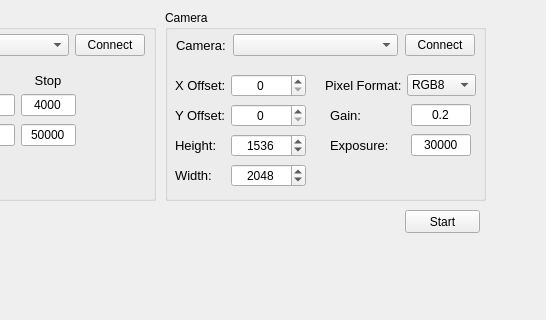
First picture: the form in capture_gui/src/capture_gui.ui, repository NSWC-Crane/passive_range, before the edit; both pictures show x 175 to 721 and y 0 to 320 of the 721 by 600 pixel window.
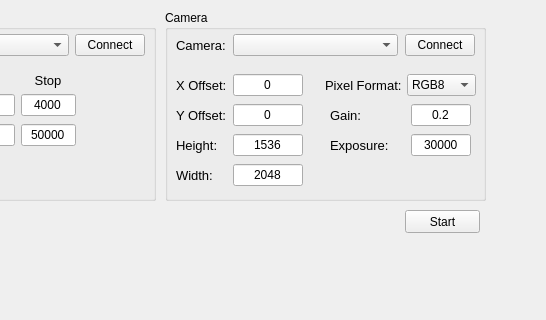
Second picture: the form after the edit.

Commit message: change of input type

```diff
--- a/capture_gui/src/capture_gui.ui
+++ b/capture_gui/src/capture_gui.ui
@@ -460,22 +460,25 @@
        </widget>
       </item>
       <item>
-       <widget class="QSpinBox" name="width">
+       <widget class="QLineEdit" name="width">
         <property name="minimumSize">
          <size>
-          <width>40</width>
+          <width>70</width>
           <height>0</height>
          </size>
         </property>
+        <property name="maximumSize">
+         <size>
+          <width>70</width>
+          <height>16777215</height>
+         </size>
+        </property>
+        <property name="text">
+         <string>2048</string>
+        </property>
         <property name="alignment">
          <set>Qt::AlignCenter</set>
         </property>
-        <property name="maximum">
-         <number>4096</number>
-        </property>
-        <property name="value">
-         <number>2048</number>
-        </property>
        </widget>
       </item>
      </layout>
@@ -573,22 +576,25 @@
        </widget>
       </item>
       <item>
-       <widget class="QSpinBox" name="height">
+       <widget class="QLineEdit" name="height">
         <property name="minimumSize">
          <size>
-          <width>40</width>
+          <width>70</width>
           <height>0</height>
          </size>
         </property>
+        <property name="maximumSize">
+         <size>
+          <width>70</width>
+          <height>16777215</height>
+         </size>
+        </property>
+        <property name="text">
+         <string>1536</string>
+        </property>
         <property name="alignment">
          <set>Qt::AlignCenter</set>
         </property>
-        <property name="maximum">
-         <number>4096</number>
-        </property>
-        <property name="value">
-         <number>1536</number>
-        </property>
        </widget>
       </item>
      </layout>
@@ -628,19 +634,25 @@
        </widget>
       </item>
       <item>
-       <widget class="QSpinBox" name="x_offset">
+       <widget class="QLineEdit" name="x_offset">
         <property name="minimumSize">
          <size>
-          <width>40</width>
+          <width>70</width>
           <height>0</height>
          </size>
         </property>
+        <property name="maximumSize">
+         <size>
+          <width>70</width>
+          <height>16777215</height>
+         </size>
+        </property>
+        <property name="text">
+         <string>0</string>
+        </property>
         <property name="alignment">
          <set>Qt::AlignCenter</set>
         </property>
-        <property name="maximum">
-         <number>4096</number>
-        </property>
        </widget>
       </item>
      </layout>
@@ -742,19 +754,25 @@
        </widget>
       </item>
       <item>
-       <widget class="QSpinBox" name="y_offset">
+       <widget class="QLineEdit" name="y_offset">
         <property name="minimumSize">
          <size>
-          <width>40</width>
+          <width>70</width>
           <height>0</height>
          </size>
         </property>
+        <property name="maximumSize">
+         <size>
+          <width>70</width>
+          <height>16777215</height>
+         </size>
+        </property>
+        <property name="text">
+         <string>0</string>
+        </property>
         <property name="alignment">
          <set>Qt::AlignCenter</set>
         </property>
-        <property name="maximum">
-         <number>4096</number>
-        </property>
        </widget>
       </item>
      </layout>
```
Left out of the diff: 4 changed lines with no effect on the pictures. The commit also changes 2 other files.
